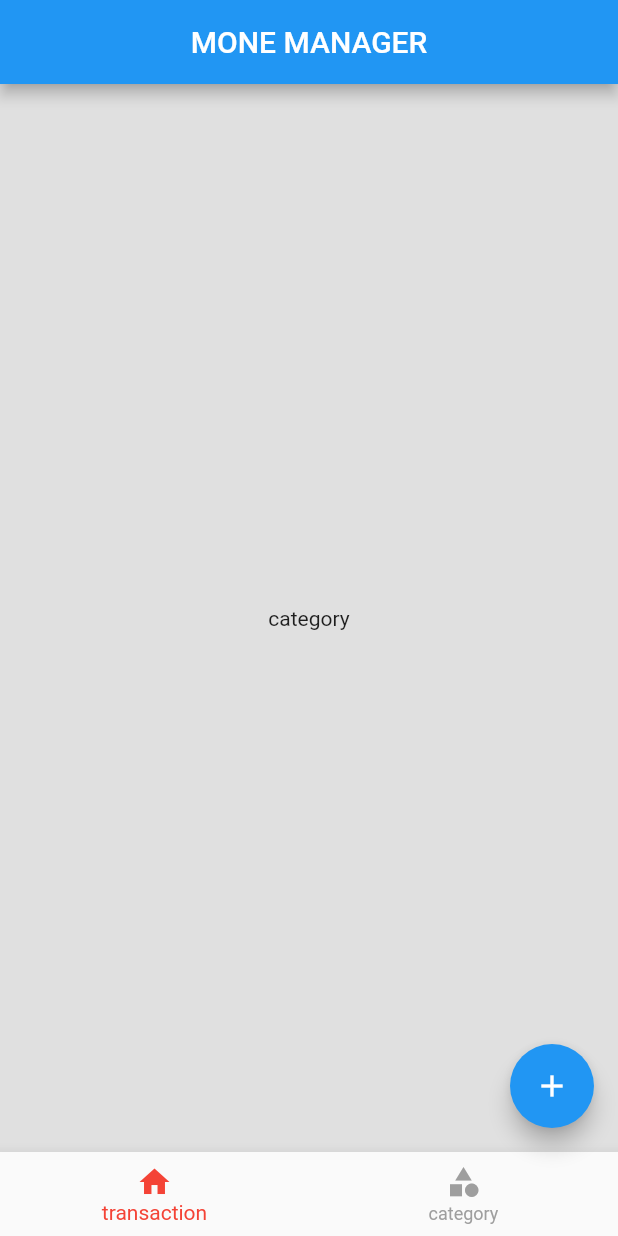
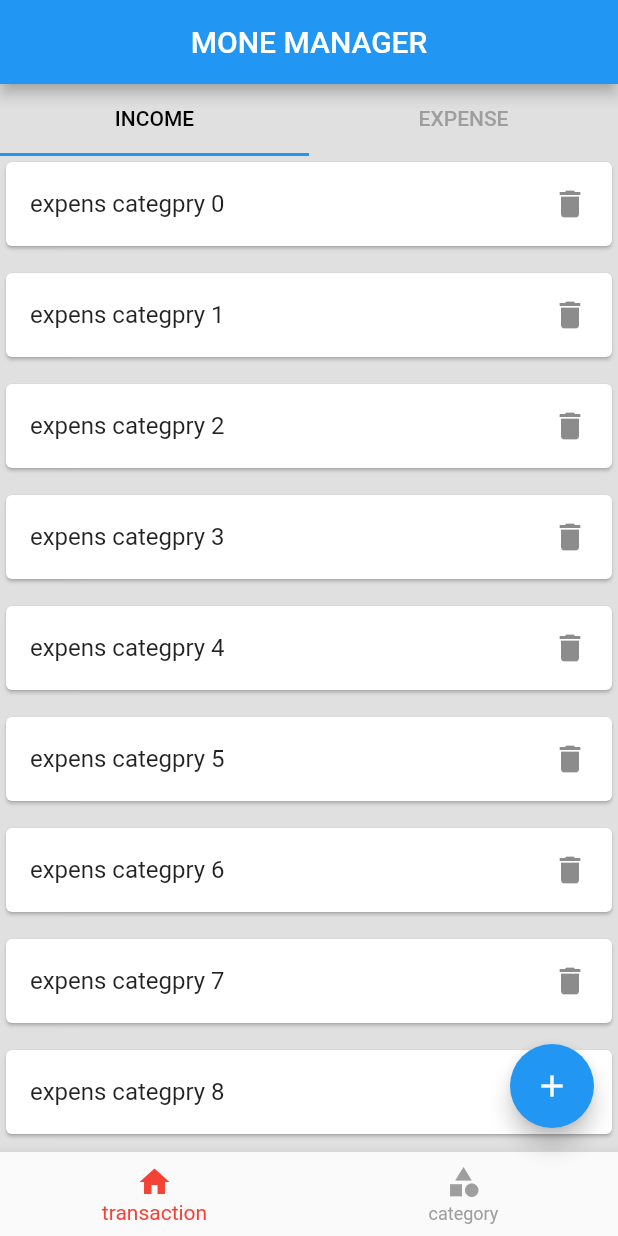
Before and after one commit to sudheeshps07/MoneyManagerApp, a Flutter app: the screen it shows after launch, on a phone screen of 412 x 824 dp. Run offline on Flutter 3.47's test engine with Material 2 defaults, Android fonts, the phone set to English and light mode, and no system bars.

Commit message:
add two pages

```diff
--- /dev/null
+++ b/lib/_screens/category/expense-category_list.dart
@@ -0,0 +1,20 @@
+import 'package:flutter/material.dart';
+class ExpenseCategoryList extends StatelessWidget{
+  Widget build(BuildContext context) {
+    return ListView.separated(
+        itemBuilder: (ctx, index) {
+          return Card(
+            child: ListTile(
+              title: Text('expens categpry $index'),
+              trailing: Icon(Icons.delete),
+            ),
+          );
+        },
+        separatorBuilder: (ctx, index) {
+          return SizedBox(
+            height: 10,
+          );
+        },
+        itemCount: 30);
+  }
+}
--- /dev/null
+++ b/lib/_screens/category/icome_category_list.dart
@@ -0,0 +1,22 @@
+import 'package:flutter/material.dart';
+
+class IcomeCategoryList extends StatelessWidget {
+  @override
+  Widget build(BuildContext context) {
+    return ListView.separated(
+        itemBuilder: (ctx, index) {
+          return Card(
+            child: ListTile(
+              title: Text('icome categpry $index'),
+              trailing: Icon(Icons.delete),
+            ),
+          );
+        },
+        separatorBuilder: (ctx, index) {
+          return SizedBox(
+            height: 10,
+          );
+        },
+        itemCount: 30);
+  }
+}
--- a/lib/_screens/category/screen_category.dart
+++ b/lib/_screens/category/screen_category.dart
@@ -1,7 +1,46 @@
 import 'package:flutter/material.dart';
-class Screen_category extends StatelessWidget {
+import 'package:untitled/_screens/category/expense-category_list.dart';
+import 'package:untitled/_screens/category/icome_category_list.dart';
+
+class Screen_category extends StatefulWidget {
+  @override
+  State<Screen_category> createState() => _Screen_categoryState();
+}
+
+class _Screen_categoryState extends State<Screen_category>
+    with SingleTickerProviderStateMixin {
+  late TabController _tabController;
+
+  @override
+  void initState() {
+    _tabController = TabController(length: 2, vsync: this);
+    super.initState();
+  }
+
   @override
   Widget build(BuildContext context) {
-    return Center(child: Text('category'));
+    return Column(
+      children: [
+        TabBar(
+          controller: _tabController,
+          labelColor: Colors.black,
+          unselectedLabelColor: Colors.grey,
+          tabs: const [
+            Tab(
+              text: 'INCOME',
+            ),
+            Tab(
+              text: 'EXPENSE',
+            ),
+          ],
+        ),
+        Expanded(
+          child: TabBarView(controller: _tabController, children: [
+            ExpenseCategoryList(),
+            IcomeCategoryList(),
+          ]),
+        )
+      ],
+    );
   }
 }
```
